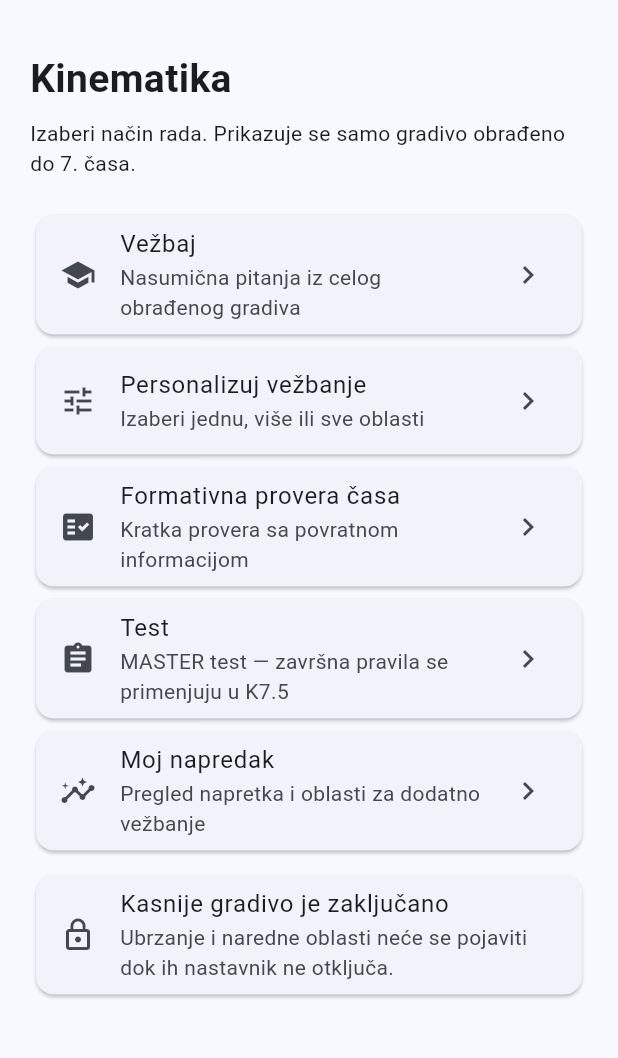
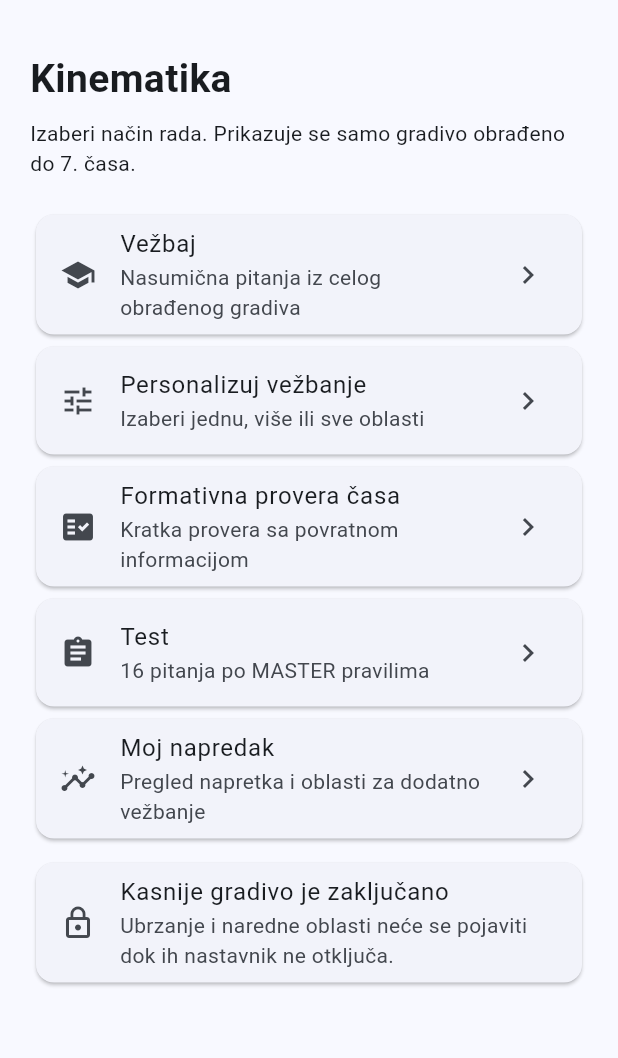
Before and after one commit to skillerror-gif/Fizika-inicijalni-app, a Flutter app: the screen it shows after launch, on a phone screen of 412 x 824 dp, the part 63-1121 px from its top. Run offline on Flutter 3.47's test engine with Material 3 defaults, Android fonts, the phone set to English and light mode, and no system bars; our stand-ins replace sqflite; missing offline and left inert: cryptography; accounts and stored records are empty.

Commit message:
K7.5 connect Test mode to MASTER generator with hard stop

```diff
--- a/lib/presentation/screens/home_screen.dart
+++ b/lib/presentation/screens/home_screen.dart
@@ -3,15 +3,16 @@ import 'dart:math';
 import 'package:flutter/material.dart';
 import 'package:flutter/services.dart';
 import '../../domain/progress_store.dart';
+import '../../domain/master_test_generator.dart';
 
 class AppQuestion {
-  AppQuestion(this.id,this.lessonId,this.subdomain,this.stem,this.options,this.correct,this.explanation,this.unlock,this.difficulty);
+  AppQuestion(this.id,this.lessonId,this.subdomain,this.stem,this.options,this.correct,this.explanation,this.unlock,this.difficulty,this.nature,this.representation,this.subdomainId,this.equivalenceGroup);
   final String id,lessonId,subdomain,stem,correct,explanation;
-  final Map<String,String> options; final int unlock; final String difficulty;
+  final Map<String,String> options; final int unlock; final String difficulty,nature,representation,subdomainId,equivalenceGroup;
   factory AppQuestion.fromJson(Map<String,dynamic> j){
     final opts=<String,String>{}; for(final o in (j['options'] as List? ?? const [])){opts[o['option_id'].toString()]=o['text'].toString();}
     final lessons=(j['lesson_ids'] as List? ?? const []); final lesson=lessons.isNotEmpty?lessons.first.toString():j['subdomain_id'].toString();
-    return AppQuestion(j['id'].toString(),lesson,j['subdomain_name'].toString(),j['stem'].toString(),opts,j['correct_option_id'].toString(),j['explanation'].toString(),j['unlock_order'] as int,(j['difficulty']??'basic').toString());
+    return AppQuestion(j['id'].toString(),lesson,j['subdomain_name'].toString(),j['stem'].toString(),opts,j['correct_option_id'].toString(),j['explanation'].toString(),j['unlock_order'] as int,(j['difficulty']??'basic').toString(),(j['nature']??'theory').toString(),(j['representation']??'text').toString(),j['subdomain_id'].toString(),(j['equivalence_group']??'').toString());
   }
 }
 Future<List<AppQuestion>> loadQuestions() async{final raw=await rootBundle.loadString('assets/content/g1_kinematika_1.1.1.json');final data=jsonDecode(raw) as Map<String,dynamic>;return (data['questions'] as List).map((e)=>AppQuestion.fromJson(e)).where((q)=>q.unlock<=35).toList();}
@@ -27,6 +28,14 @@ List<AppQuestion> randomizedPractice(List<AppQuestion> source,{int count=10}){
   } return result;
 }
 
+
+MasterLevel _level(String d)=>d=='advanced'?MasterLevel.advanced:d=='intermediate'?MasterLevel.intermediate:MasterLevel.basic;
+void _openMasterTest(BuildContext context,List<AppQuestion> qs){
+  final map={for(final q in qs)q.id:q};
+  final tq=qs.map((q)=>TestQuestion(id:q.id,unlockOrder:q.unlock,level:_level(q.difficulty),nature:q.nature,representation:q.representation,subdomainId:q.subdomainId,correctOptionId:q.correct,equivalenceGroup:q.equivalenceGroup,published:true,scientificPass:true)).toList();
+  try{final picked=MasterTestGenerator().generate(tq,35);Navigator.push(context,MaterialPageRoute(builder:(_)=>QuizScreen(questions:picked.map((x)=>map[x.id]!).toList())));}on TestGenerationException catch(e){showDialog(context:context,builder:(_)=>AlertDialog(title:const Text('Test trenutno nije moguće sastaviti'),content:Text('${e.reasons.join('\n')}\n\nNijedno pitanje iz kasnijeg gradiva neće biti upotrebljeno.'),actions:[TextButton(onPressed:()=>Navigator.pop(context),child:const Text('U redu'))]));}
+}
+
 class HomeScreen extends StatefulWidget{const HomeScreen({super.key});@override State<HomeScreen> createState()=>_HomeScreenState();}
 class _HomeScreenState extends State<HomeScreen>{
   late Future<List<AppQuestion>> _questions;@override void initState(){super.initState();_questions=loadQuestions();}
@@ -38,7 +47,7 @@ class _HomeScreenState extends State<HomeScreen>{
       _HomeCard(icon:Icons.school,title:'Vežbaj',subtitle:'Nasumična pitanja iz celog obrađenog gradiva',onTap:()=>_practice(qs)),
       _HomeCard(icon:Icons.tune,title:'Personalizuj vežbanje',subtitle:'Izaberi jednu, više ili sve oblasti',onTap:()=>Navigator.push(context,MaterialPageRoute(builder:(_)=>PracticePersonalizationScreen(allQuestions:qs)))),
       _HomeCard(icon:Icons.fact_check,title:'Formativna provera časa',subtitle:'Kratka provera sa povratnom informacijom',onTap:()=>Navigator.push(context,MaterialPageRoute(builder:(_)=>FormativeLessonScreen(allQuestions:qs)))),
-      _HomeCard(icon:Icons.assignment,title:'Test',subtitle:'MASTER test — završna pravila se primenjuju u K7.5',onTap:()=>_practice(qs,count:16)),
+      _HomeCard(icon:Icons.assignment,title:'Test',subtitle:'16 pitanja po MASTER pravilima',onTap:()=>_openMasterTest(context,qs)),
       _HomeCard(icon:Icons.insights,title:'Moj napredak',subtitle:'Pregled napretka i oblasti za dodatno vežbanje',onTap:()=>Navigator.push(context,MaterialPageRoute(builder:(_)=>ProgressScreen(allQuestions:qs)))),
       const SizedBox(height:8),const Card(child:ListTile(leading:Icon(Icons.lock_outline),title:Text('Kasnije gradivo je zaključano'),subtitle:Text('Ubrzanje i naredne oblasti neće se pojaviti dok ih nastavnik ne otključa.')))
     ]);
```
